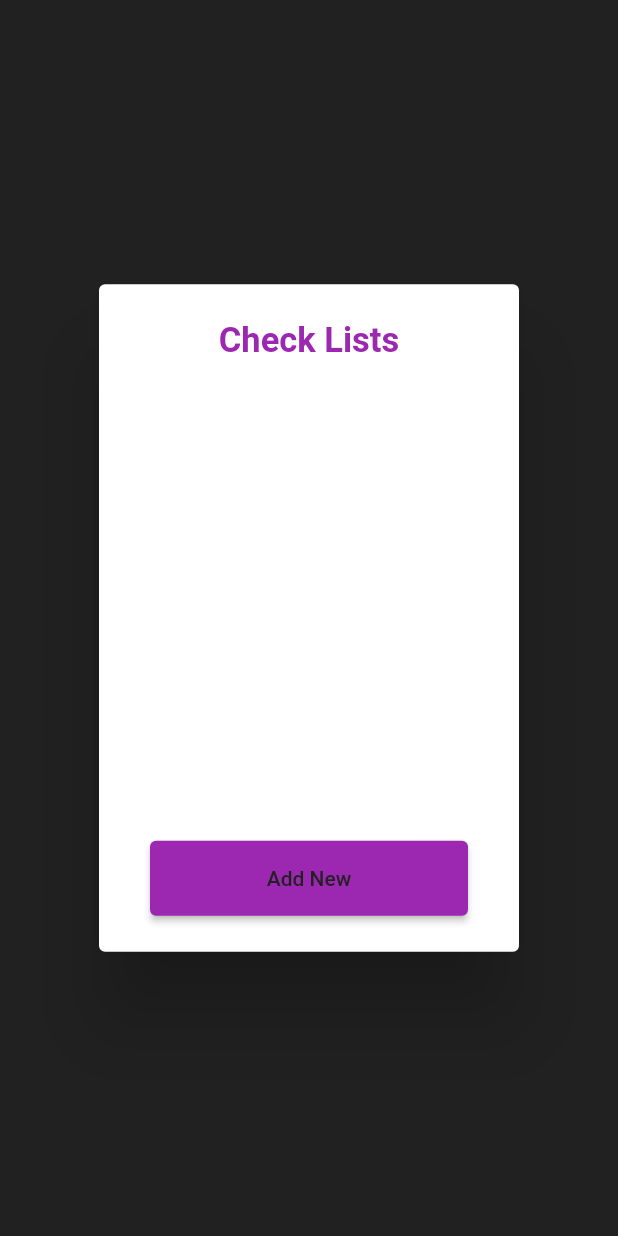
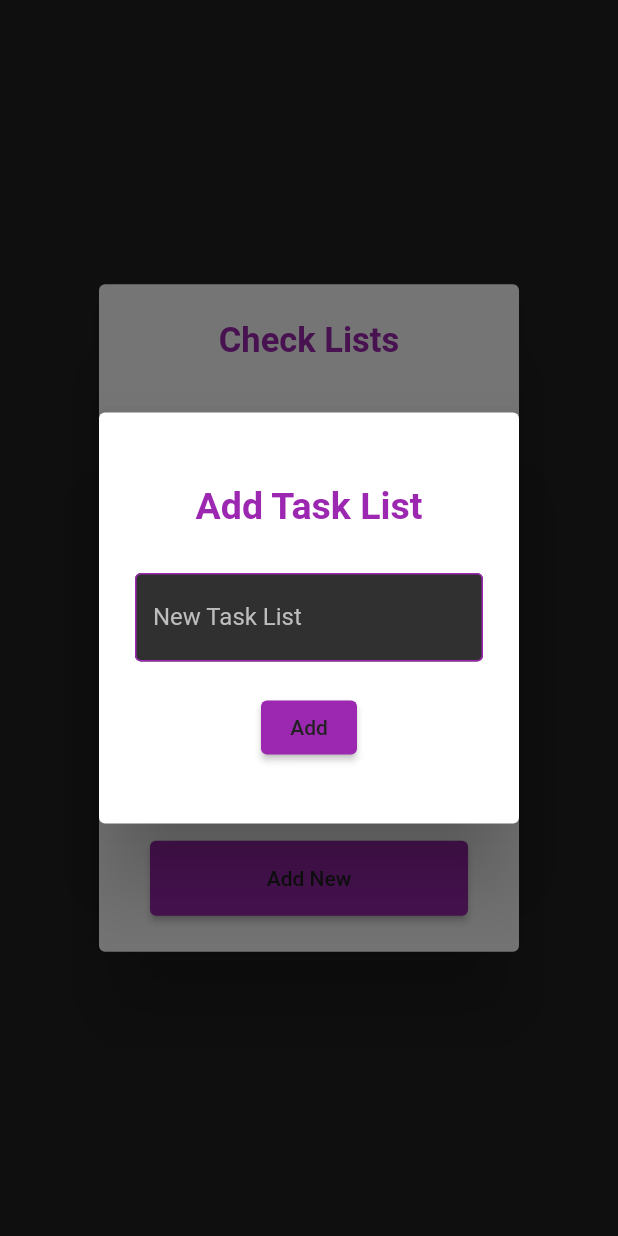
Before and after one commit to C41f0N/CheckMate, a Flutter app: the ChangeCheckListDialogue widget shown alone on an empty page, opened directly with empty values, after a tap on "Add New", on a phone screen of 412 x 824 dp. Run offline on Flutter 3.47's test engine with Material 2 defaults, Android fonts, the phone set to English and light mode, and no system bars; our stand-ins replace auto_size_text, flutter_slidable, font_awesome_flutter, hive_flutter; missing offline and left inert: cryptography, encrypt, flutter_material_color_picker, observe_internet_connectivity; accounts and stored records are empty.

Commit message:
UI completed for multiple task lists

```diff
--- a/lib/data_ops/task_database_class.dart
+++ b/lib/data_ops/task_database_class.dart
@@ -119,6 +119,7 @@ class TaskDatabase {
   }
 
   List<Task> getTaskList() {
+    loadData();
     if (focusedTaskListName != null) {
       return tasksData.getTaskList(focusedTaskListName!);
     } else {
@@ -148,6 +149,7 @@ class TaskDatabase {
   }
 
   String? getCurrentListName() {
+    loadData();
     return focusedTaskListName;
   }
 
--- /dev/null
+++ b/lib/dialogues/add_tasklist_dialogue.dart
@@ -0,0 +1,88 @@
+import 'package:flutter/material.dart';
+
+class AddNewTaskListDialogue extends StatefulWidget {
+  const AddNewTaskListDialogue({
+    super.key,
+    required this.addTaskListCallback,
+    required this.taskLists,
+  });
+
+  @override
+  State<AddNewTaskListDialogue> createState() => _AddNewTaskListDialogueState();
+
+  final void Function(String) addTaskListCallback;
+  final List<String> taskLists;
+}
+
+class _AddNewTaskListDialogueState extends State<AddNewTaskListDialogue> {
+  String? errorText;
+  TextEditingController taskListNameController = TextEditingController();
+  @override
+  Widget build(BuildContext context) {
+    return AlertDialog(
+      contentPadding: const EdgeInsets.fromLTRB(24, 16, 24, 8),
+      content: SizedBox(
+        height: 250,
+        child: Column(
+          mainAxisAlignment: MainAxisAlignment.center,
+          children: [
+            Text(
+              "Add Task List",
+              style: TextStyle(
+                fontSize: 25,
+                color: Theme.of(context).colorScheme.primary,
+                fontWeight: FontWeight.bold,
+              ),
+              textAlign: TextAlign.center,
+            ),
+            const SizedBox(
+              height: 30,
+            ),
+            TextField(
+              controller: taskListNameController,
+              style: const TextStyle(color: Colors.white),
+              decoration: InputDecoration(
+                label: const Text("New Task List"),
+                // labelStyle: TextStyle(color: Theme.of(context).colorScheme.primary),
+                errorText: errorText,
+                errorBorder: const OutlineInputBorder(
+                  borderSide: BorderSide(color: Colors.red, width: 3),
+                ),
+                enabledBorder: OutlineInputBorder(
+                  borderSide: BorderSide(
+                    color: Theme.of(context).primaryColor,
+                  ),
+                ),
+              ),
+            ),
+            const SizedBox(
+              height: 20,
+            ),
+            ElevatedButton(
+              onPressed: () async {
+                if (!widget.taskLists.contains(taskListNameController.text)) {
+                  if (taskListNameController.text != '') {
+                    if (!taskListNameController.text.contains("|")) {
+                      widget.addTaskListCallback(taskListNameController.text);
+                      errorText = null;
+                      Navigator.pop(context);
+                    } else {
+                      setState(() {
+                        errorText = "Task List name cannot contain '|'";
+                      });
+                    }
+                  }
+                } else {
+                  setState(() {
+                    errorText = "Task List Already Exists";
+                  });
+                }
+              },
+              child: const Text("Add"),
+            )
+          ],
+        ),
+      ),
+    );
+  }
+}
--- a/lib/dialogues/change_checklist_dialogue.dart
+++ b/lib/dialogues/change_checklist_dialogue.dart
@@ -1,25 +1,36 @@
 import 'package:flutter/material.dart';
-import 'package:flutter/src/widgets/container.dart';
-import 'package:flutter/src/widgets/framework.dart';
+import 'package:http/http.dart';
+import 'package:sarims_todo_app/data_ops/task_database_class.dart';
 
-import '../data_ops/task_database_class.dart';
+import 'add_tasklist_dialogue.dart';
 
-class ChangeCheckListDialogue extends StatelessWidget {
-  const ChangeCheckListDialogue({
+class ChangeCheckListDialogue extends StatefulWidget {
+  ChangeCheckListDialogue({
     super.key,
-    required this.listNames,
     required this.addNewTaskListMethod,
     required this.deleteTaskListMethod,
     required this.switchToTaskListMethod,
+    required this.getAllListNameMethod,
+    required this.getFocusedListNameMethod,
   });
 
-  final List<String> listNames;
+  final List<String> Function() getAllListNameMethod;
+  final String Function() getFocusedListNameMethod;
   final void Function(String) addNewTaskListMethod;
   final void Function(String) deleteTaskListMethod;
   final void Function(String) switchToTaskListMethod;
 
   @override
+  State<ChangeCheckListDialogue> createState() =>
+      _ChangeCheckListDialogueState();
+}
+
+class _ChangeCheckListDialogueState extends State<ChangeCheckListDialogue> {
+  @override
   Widget build(BuildContext context) {
+    List<String> listNames = widget.getAllListNameMethod();
+    String focusedList = widget.getFocusedListNameMethod();
+
     return AlertDialog(
       title: Text(
         "Check Lists",
@@ -36,30 +47,109 @@ class ChangeCheckListDialogue extends StatelessWidget {
           SizedBox(
             height: 300,
             width: 200,
+            child: Scrollbar(
+              thumbVisibility: true,
               child: ListView.builder(
                 itemCount: listNames.length,
                 itemBuilder: ((context, index) {
-                return ListTile(
-                  title: Text(
+                  return GestureDetector(
+                    onTap: () {
+                      setState(() {
+                        widget.switchToTaskListMethod(listNames[index]);
+                      });
+                    },
+                    child: Container(
+                      color: focusedList == listNames[index]
+                          ? Colors.grey[800]
+                          : Colors.transparent,
+                      height: 60,
+                      child: Row(
+                        mainAxisAlignment: MainAxisAlignment.spaceBetween,
+                        children: [
+                          Container(
+                            alignment: Alignment.center,
+                            color: focusedList == listNames[index]
+                                ? Theme.of(context).primaryColor
+                                : Colors.transparent,
+                            width: 4,
+                            height: MediaQuery.of(context).size.height,
+                          ),
+                          const SizedBox(
+                            width: 10,
+                          ),
+                          Expanded(
+                            child: Text(
                               listNames[index],
+                              textAlign: TextAlign.start,
                               style: TextStyle(
                                 color: Colors.grey[200],
                               ),
                             ),
-                  onTap: () {
-                    switchToTaskListMethod(listNames[index]);
+                          ),
+                          focusedList != listNames[index]
+                              ? IconButton(
+                                  icon: Icon(
+                                    Icons.delete,
+                                    color: Colors.grey[200],
+                                    size: 20,
+                                  ),
+                                  splashRadius: 20,
+                                  onPressed: () {
+                                    showDialog(
+                                      context: context,
+                                      builder: (context) => AlertDialog(
+                                        title: Text(
+                                          "Are you sure you want to delete the list, '${listNames[index]}'?",
+                                          style: TextStyle(
+                                            color: Colors.grey[200],
+                                          ),
+                                        ),
+                                        actions: [
+                                          ElevatedButton(
+                                            onPressed: () {
+                                              setState(() {
+                                                widget.deleteTaskListMethod(
+                                                    listNames[index]);
+                                              });
+                                              Navigator.pop(context);
                                             },
+                                            child: const Text("Yes"),
+                                          ),
+                                          TextButton(
+                                            onPressed: (() {
+                                              Navigator.pop(context);
+                                            }),
+                                            child: const Text("No"),
+                                          )
+                                        ],
+                                      ),
+                                    );
+                                  },
+                                )
+                              : const SizedBox(),
+                        ],
+                      ),
+                    ),
                   );
                 }),
               ),
             ),
+          ),
           ElevatedButton(
-            onPressed: () {},
+            onPressed: () {
+              showDialog(
+                context: context,
+                builder: ((context) => AddNewTaskListDialogue(
+                      addTaskListCallback: widget.addNewTaskListMethod,
+                      taskLists: listNames,
+                    )),
+              ).then((value) => {setState(() {})});
+            },
             child: Container(
               alignment: Alignment.center,
               height: 50,
               width: 180,
-              child: Text("Add New"),
+              child: const Text("Add New"),
             ),
           ),
         ],
```
Also changed, not shown: lib/pages/home.dart (+21 -6 lines). Lines whose indentation alone changed are shown as unchanged.
